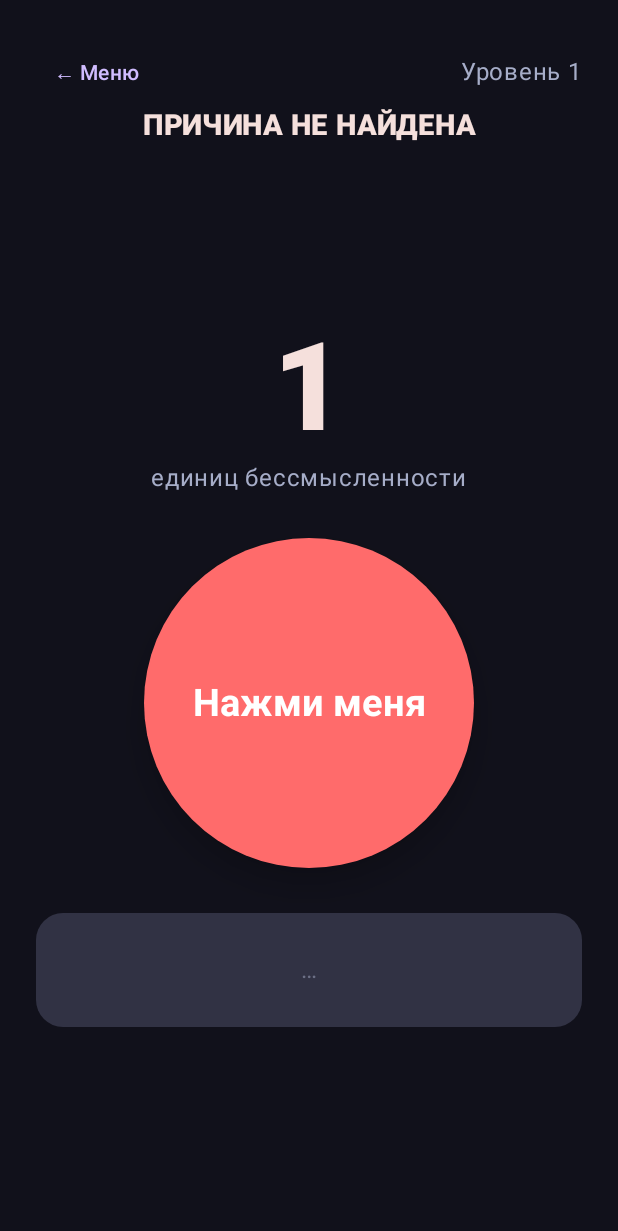
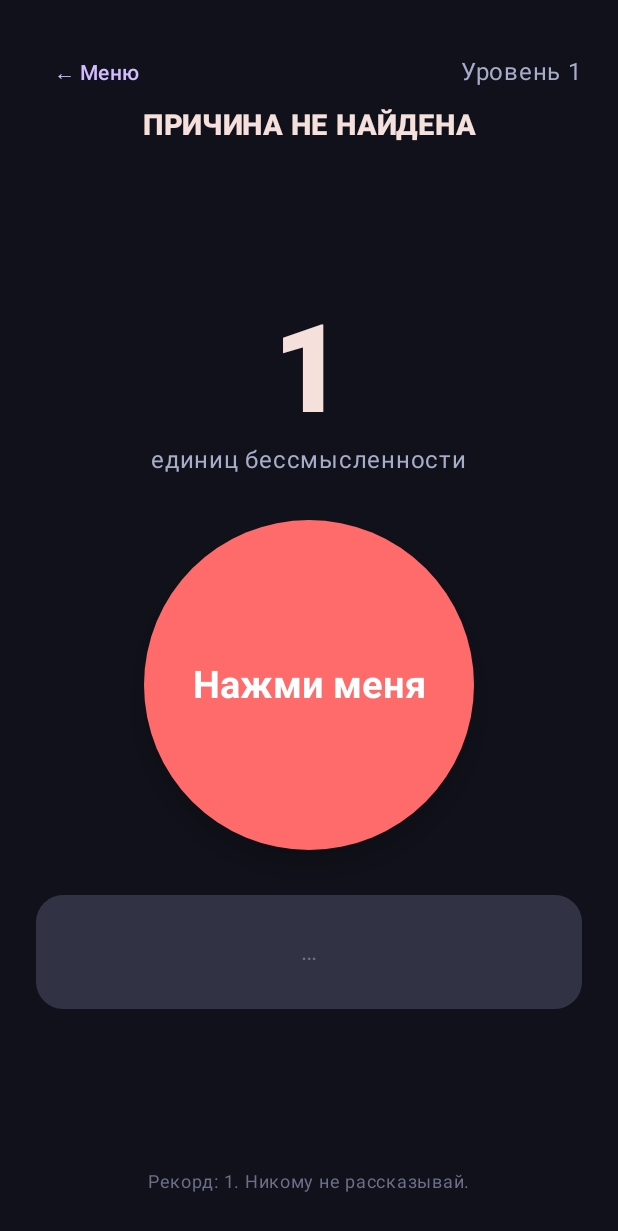
Before and after one commit to SustemFox/BessmyslennayaIgra, an Android app built with Jetpack Compose: the screen it shows after launch (MainActivity), after a tap on "Нажми меня", on a phone screen of 412 x 824 dp. Shown: the top 1231 px of the screen. Run offline under Robolectric (Android 15) with nearby library versions, the light colour scheme and no system bars; 1 other tap on this screen came first.

Commit message:
v1.5.1: restore 'Рекорд' line at bottom of game screen (real best score)
- Back from v1.0-v1.2: 'Рекорд: X. Никому не рассказывай.' at the
  bottom of the game screen, but now shows the REAL record
  (best_score), updated live on every click

```diff
--- a/app/build.gradle
+++ b/app/build.gradle
@@ -14,8 +14,8 @@ android {
         applicationId 'com.sustemfox.bessmyslennayaigra'
         minSdk 24
         targetSdk 34
-        versionCode 8
-        versionName '1.5.0'
+        versionCode 9
+        versionName '1.5.1'
     }
     signingConfigs {
         release {
--- a/app/src/main/java/com/sustemfox/bessmyslennayaigra/MainActivity.kt
+++ b/app/src/main/java/com/sustemfox/bessmyslennayaigra/MainActivity.kt
@@ -277,6 +277,7 @@ private val muted = Color(0xFFA6ADC8)
     var clickTimestamps by remember { mutableStateOf<List<Long>>(emptyList()) }
     var lastPhrase by remember { mutableStateOf<String?>(null) }
     var currentRank by remember { mutableStateOf("") }
+    var record by remember { mutableIntStateOf(prefs.getInt("best_score", 0)) }
     var diary by remember { mutableStateOf(readDiary(prefs)) }
     var easterEggTriggered by remember { mutableStateOf(false) }
     var sessionStart by remember { mutableStateOf(System.currentTimeMillis()) }
@@ -393,7 +394,10 @@ private val muted = Color(0xFFA6ADC8)
 
             score++
             prefs.edit().putInt("total_clicks", prefs.getInt("total_clicks", 0) + 1).apply()
-            if (score > prefs.getInt("best_score", 0)) prefs.edit().putInt("best_score", score).apply()
+            if (score > record) {
+                record = score
+                prefs.edit().putInt("best_score", record).apply()
+            }
 
             val threshold = thresholdMessages.keys.firstOrNull { it == score }
             if (threshold != null) {
@@ -463,5 +467,6 @@ private val muted = Color(0xFFA6ADC8)
         Surface(color = Color(0xFF313244), shape = RoundedCornerShape(18.dp), modifier = Modifier.fillMaxWidth().heightIn(min = 76.dp)) { Box(Modifier.padding(16.dp), contentAlignment = Alignment.Center) { Text(if (phrase.isEmpty()) "…" else phrase, color = if (phrase.isEmpty()) Color(0xFF6C7086) else Color(0xFFCDD6F4), textAlign = TextAlign.Center) } }
         if (currentRank.isNotEmpty()) { Text("ранг: $currentRank", color = Color(0xFFF59E0B), fontSize = 12.sp, modifier = Modifier.padding(top = 8.dp)) }
         Spacer(Modifier.weight(1f))
+        Text("Рекорд: $record. Никому не рассказывай.", color = Color(0xFF6C7086), fontSize = 12.sp)
     }
 }
```
